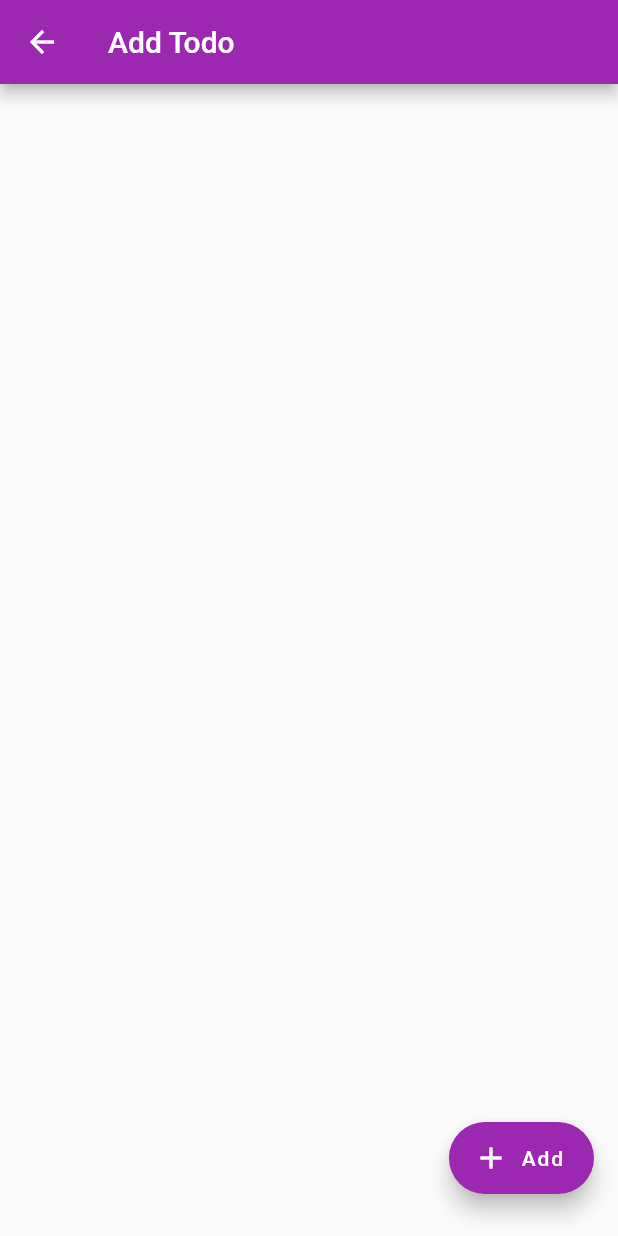
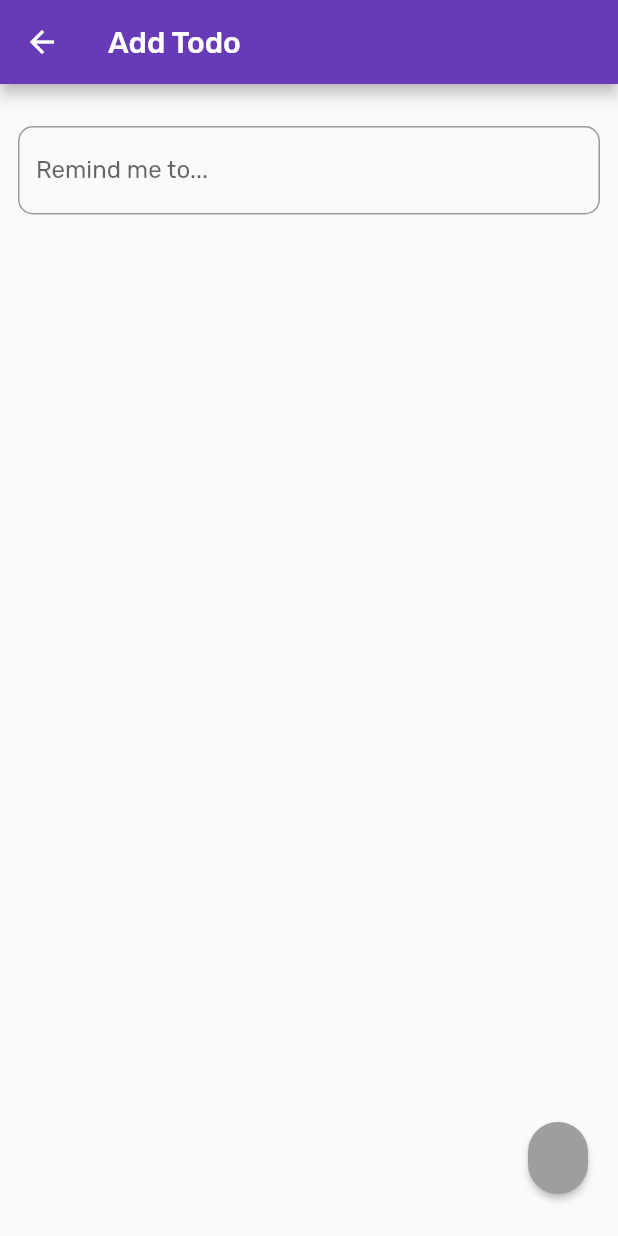
Before and after one commit to chungweileong94/todo_flutter, a Flutter app: the screen it shows after launch, after a tap on the "add" icon, on a phone screen of 412 x 824 dp. Run offline on Flutter 3.47's test engine with Material 2 defaults, Android fonts, the phone set to English and light mode, and no system bars; our stand-ins replace google_fonts.

Commit message:
Completed simple todo app

```diff
--- a/lib/main.dart
+++ b/lib/main.dart
@@ -1,19 +1,25 @@
 import 'package:flutter/material.dart';
+import 'package:provider/provider.dart';
+import 'package:todo_flutter/models/TodoModel.dart';
 
 import 'package:todo_flutter/screens/HomeScreen.dart';
 import 'package:todo_flutter/var/string.dart';
 import 'package:todo_flutter/var/theme.dart';
 
 void main() {
-  runApp(TodoApp());
+  runApp(
+    ChangeNotifierProvider(
+      create: (_) => TodoModel(),
+      child: TodoApp(),
+    ),
+  );
 }
 
 class TodoApp extends StatelessWidget {
-  // This widget is the root of your application.
   @override
   Widget build(BuildContext context) => MaterialApp(
         title: appName,
-        theme: theme,
+        theme: getTheme(context),
         home: HomeScreen(),
       );
 }
--- a/lib/screens/AddTodoScreen.dart
+++ b/lib/screens/AddTodoScreen.dart
@@ -1,29 +1,55 @@
 import 'package:flutter/material.dart';
+import 'package:provider/provider.dart';
 
-class AddTodoScreen extends StatelessWidget {
-  void _handleOnAddPresses(context) {
-    Scaffold.of(context).showSnackBar(
-      SnackBar(
-        content: Text('Work in Progress...'),
-        behavior: SnackBarBehavior.fixed,
-      ),
-    );
+import 'package:todo_flutter/models/TodoModel.dart';
+import 'package:todo_flutter/widgets/FloatingCustomActionButton.dart';
+
+class AddTodoScreen extends StatefulWidget {
+  @override
+  _AddTodoScreenState createState() => _AddTodoScreenState();
+}
+
+class _AddTodoScreenState extends State<StatefulWidget> {
+  String _value = "";
+
+  void _handleOnValueChanged(value) {
+    setState(() {
+      _value = value;
+    });
+  }
+
+  void _handleOnAddPressed(context) {
+    Provider.of<TodoModel>(context, listen: false).add(_value);
+    Navigator.pop(context);
   }
 
   @override
   Widget build(Object context) => Scaffold(
-        appBar: AppBar(
-          title: Text('Add Todo'),
-        ),
-        floatingActionButton: Builder(
-          builder: (scaffoldContext) => Container(
-            margin: EdgeInsets.only(bottom: 12),
-            child: FloatingActionButton.extended(
-              icon: Icon(Icons.add),
-              label: Text('Add'),
-              onPressed: () => this._handleOnAddPresses(scaffoldContext),
-            ),
+      appBar: AppBar(
+        title: const Text('Add Todo'),
+      ),
+      floatingActionButton: Builder(
+        builder: (scaffoldContext) => Container(
+          margin: const EdgeInsets.only(bottom: 12),
+          child: FloatingCustomActionButton(
+            label: 'Add',
+            disabled: _value.length == 0,
+            onPressed: () => this._handleOnAddPressed(scaffoldContext),
           ),
         ),
-      );
+      ),
+      body: Padding(
+        padding: const EdgeInsets.all(12).add(EdgeInsets.only(top: 16)),
+        child: Column(
+          children: <Widget>[
+            TextFormField(
+              autofocus: false,
+              decoration: InputDecoration(
+                labelText: 'Remind me to...',
+              ),
+              onChanged: _handleOnValueChanged,
+            )
+          ],
+        ),
+      ));
 }
--- a/lib/screens/HomeScreen.dart
+++ b/lib/screens/HomeScreen.dart
@@ -1,4 +1,8 @@
+import 'package:flutter/cupertino.dart';
 import 'package:flutter/material.dart';
+import 'package:provider/provider.dart';
+import 'package:todo_flutter/models/TodoModel.dart';
+
 import 'package:todo_flutter/screens/AddTodoScreen.dart';
 import 'package:todo_flutter/var/string.dart';
 
@@ -10,13 +14,35 @@ class HomeScreen extends StatelessWidget {
         title: Text(appName),
         actions: <Widget>[
           IconButton(
-              icon: Icon(Icons.add),
+              icon: const Icon(Icons.add),
               onPressed: () {
-                Navigator.push(context,
-                    MaterialPageRoute(builder: (context) => AddTodoScreen()));
+                Navigator.push(
+                  context,
+                  CupertinoPageRoute(builder: (context) => AddTodoScreen()),
+                );
               })
         ],
       ),
+      body: Consumer<TodoModel>(builder: (context, value, child) {
+        final todoList = value.todoList;
+
+        return ListView.builder(
+          itemCount: todoList.length,
+          itemBuilder: (BuildContext context, index) => Column(
+            crossAxisAlignment: CrossAxisAlignment.start,
+            children: <Widget>[
+              Padding(
+                padding: EdgeInsets.all(12),
+                child: Text(
+                  todoList[index],
+                  style: TextStyle(fontSize: 20),
+                ),
+              ),
+              Divider(),
+            ],
+          ),
+        );
+      }),
     );
   }
 }
--- a/lib/var/theme.dart
+++ b/lib/var/theme.dart
@@ -1,20 +1,22 @@
 import 'package:flutter/material.dart';
+import 'package:google_fonts/google_fonts.dart';
 
 final BorderRadius _borderRadius = BorderRadius.circular(10);
 
-final ThemeData theme = ThemeData(
-  primarySwatch: Colors.purple,
+ThemeData getTheme(BuildContext context) => ThemeData(
+      primarySwatch: Colors.deepPurple,
       visualDensity: VisualDensity.adaptivePlatformDensity,
-  buttonTheme: ButtonThemeData(
-    textTheme: ButtonTextTheme.primary,
-    shape: RoundedRectangleBorder(
-      borderRadius: _borderRadius,
-    ),
-  ),
+      textTheme: GoogleFonts.rubikTextTheme(Theme.of(context).textTheme),
+      fontFamily: GoogleFonts.rubik().fontFamily,
       snackBarTheme: SnackBarThemeData(
         behavior: SnackBarBehavior.floating,
         shape: RoundedRectangleBorder(
           borderRadius: _borderRadius,
         ),
       ),
+      inputDecorationTheme: InputDecorationTheme(
+        border: OutlineInputBorder(
+          borderRadius: _borderRadius,
+        ),
+      ),
     );
--- /dev/null
+++ b/lib/widgets/FloatingCustomActionButton.dart
@@ -0,0 +1,30 @@
+import 'package:flutter/material.dart';
+
+class FloatingCustomActionButton extends StatelessWidget {
+  final String label;
+  final bool disabled;
+  final void Function() onPressed;
+
+  FloatingCustomActionButton({
+    @required this.label,
+    this.disabled = false,
+    this.onPressed,
+  });
+
+  @override
+  Widget build(BuildContext context) => FloatingActionButton.extended(
+        label: Row(
+          children: <Widget>[
+            Container(
+              child: const Icon(Icons.add),
+              margin: EdgeInsets.only(right: !disabled ? 4.0 : 0),
+            ),
+            ...(!disabled ? [Text(label)] : [])
+          ],
+        ),
+        backgroundColor: disabled ? Colors.grey : null,
+        disabledElevation: 2,
+        isExtended: !disabled,
+        onPressed: !disabled ? onPressed : null,
+      );
+}
--- a/pubspec.yaml
+++ b/pubspec.yaml
@@ -27,6 +27,8 @@ dependencies:
   # The following adds the Cupertino Icons font to your application.
   # Use with the CupertinoIcons class for iOS style icons.
   cupertino_icons: ^0.1.3
+  provider: ^4.1.3+1
+  google_fonts: ^1.1.0
 
 dev_dependencies:
   flutter_test:
```
Also changed, not shown: lib/models/TodoModel.dart (added, +14 -0 lines), pubspec.lock, 3 other files. Lines whose indentation alone changed are shown as unchanged.
